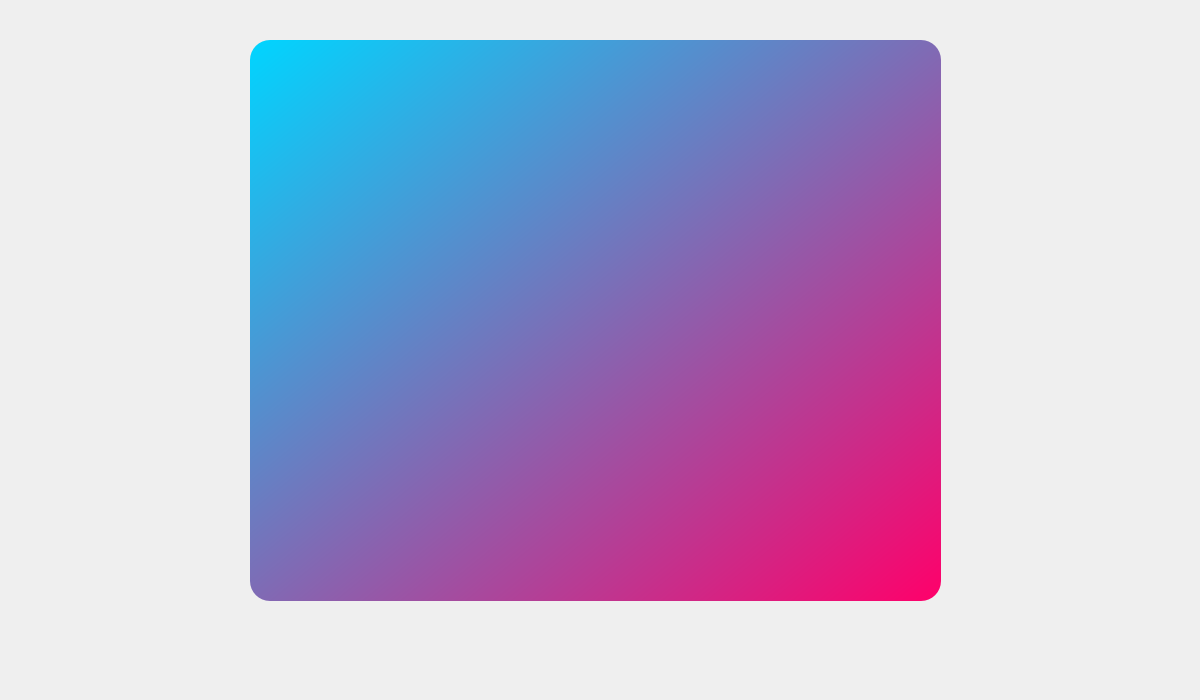
The window that CoviCURE/Forms/Rapidcovid/messagepage.ui (ayush-regmi/CoviCURE) describes before a commit, drawn with Qt 5.
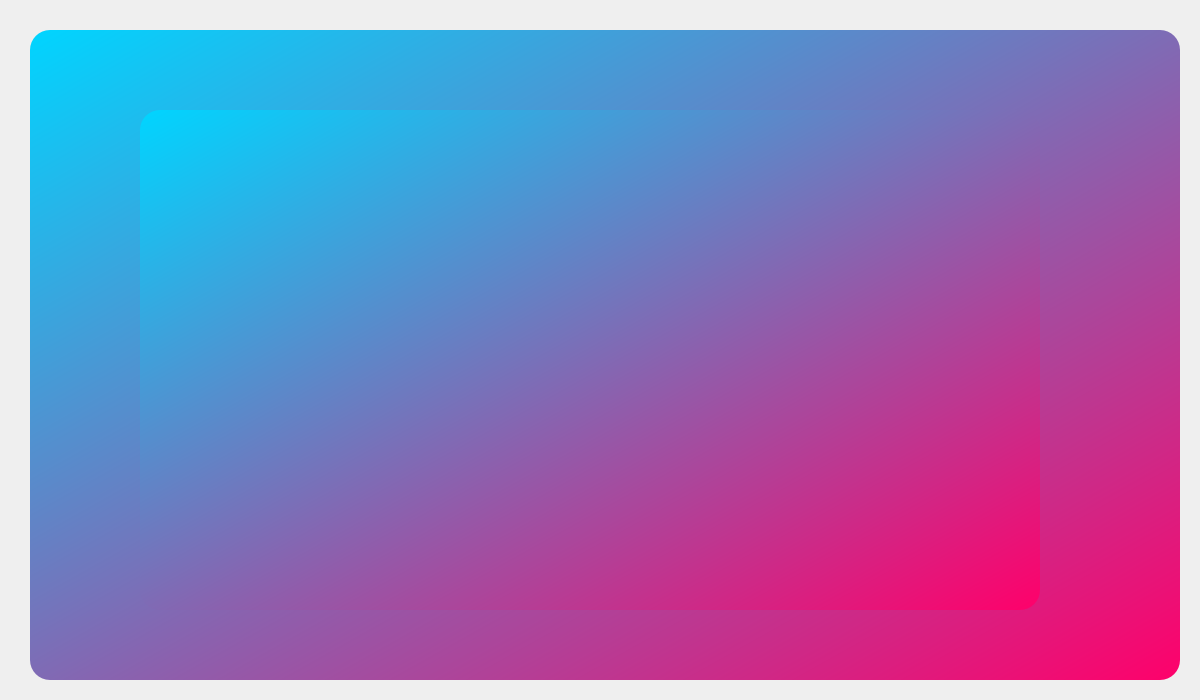
The same window after the commit.

```diff
--- a/CoviCURE/Forms/Rapidcovid/messagepage.ui
+++ b/CoviCURE/Forms/Rapidcovid/messagepage.ui
@@ -16,10 +16,10 @@
   <widget class="QGroupBox" name="groupbox_display">
    <property name="geometry">
     <rect>
-     <x>250</x>
-     <y>40</y>
-     <width>691</width>
-     <height>561</height>
+     <x>30</x>
+     <y>30</y>
+     <width>1150</width>
+     <height>650</height>
     </rect>
    </property>
    <property name="styleSheet">
@@ -32,6 +32,41 @@
    <property name="alignment">
     <set>Qt::AlignCenter</set>
    </property>
+   <widget class="QLabel" name="label_message">
+    <property name="geometry">
+     <rect>
+      <x>110</x>
+      <y>80</y>
+      <width>900</width>
+      <height>500</height>
+     </rect>
+    </property>
+    <property name="font">
+     <font>
+      <family>Segoe UI</family>
+      <pointsize>20</pointsize>
+      <italic>false</italic>
+      <bold>false</bold>
+      <strikeout>false</strikeout>
+     </font>
+    </property>
+    <property name="layoutDirection">
+     <enum>Qt::LeftToRight</enum>
+    </property>
+    <property name="autoFillBackground">
+     <bool>false</bool>
+    </property>
+    <property name="styleSheet">
+     <string notr="true">font: 20pt &quot;Segoe UI&quot;;
+color: rgb(255, 255, 255);</string>
+    </property>
+    <property name="text">
+     <string>&lt;html&gt;&lt;head/&gt;&lt;body&gt;&lt;p&gt;&lt;br/&gt;&lt;/p&gt;&lt;/body&gt;&lt;/html&gt;</string>
+    </property>
+    <property name="alignment">
+     <set>Qt::AlignCenter</set>
+    </property>
+   </widget>
   </widget>
  </widget>
  <resources/>
```
